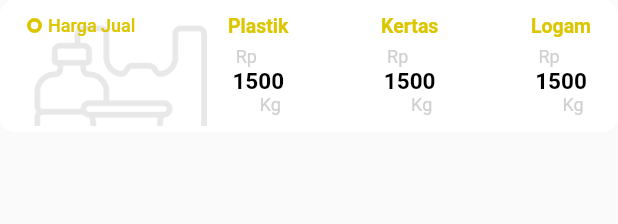
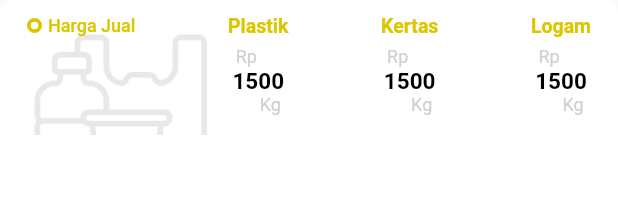
Before and after one commit to mfathonyramdhan/Bank-Sampah-App, a Flutter app: the GarbageCard widget shown alone on an empty page, opened directly, on a phone screen of 412 x 824 dp. Shown: the top 224 px of the screen. Run offline on Flutter 3.47's test engine with Material 2 defaults, Android fonts, the phone set to English and light mode, and no system bars; our stand-ins replace another_flushbar, bloc, cloud_firestore, equatable, firebase_auth, firebase_core and 4 more; missing offline and left inert: flutter_facebook_auth; accounts and stored records are empty; Roboto replaces fonts that are missing (OpenSans); project files that could hold a hidden picture were left out.

Commit message:
fix bug muti device

```diff
--- a/lib/services/social_services.dart
+++ b/lib/services/social_services.dart
@@ -61,7 +61,7 @@ class SocialServices {
   static Future<ResponseHandler> loginFacebook() async {
     try {
       final LoginResult loginResult = await FacebookAuth.instance.login(
-        loginBehavior: LoginBehavior.katanaOnly,
+        loginBehavior: LoginBehavior.webOnly,
       );
 
       if (loginResult.status == LoginStatus.cancelled) {
--- a/lib/ui/widgets/garbage_card.dart
+++ b/lib/ui/widgets/garbage_card.dart
@@ -17,7 +17,6 @@ class GarbageCard extends StatelessWidget {
   Widget build(BuildContext context) {
     return Container(
       width: deviceWidth(context),
-      height: 88,
       decoration: BoxDecoration(
         color: whitePure,
         borderRadius: BorderRadius.circular(10),
@@ -26,7 +25,7 @@ class GarbageCard extends StatelessWidget {
         children: [
           Padding(
             padding: const EdgeInsets.only(
-              top: 12,
+              top: 18,
             ),
             child: Image(
               height: 72,
@@ -35,6 +34,7 @@ class GarbageCard extends StatelessWidget {
             ),
           ),
           Container(
+            height: double.infinity,
             decoration: BoxDecoration(
               color: whitePure.withOpacity(0.7),
               borderRadius: BorderRadius.circular(10),
--- a/lib/utils/firebase_exception_util.dart
+++ b/lib/utils/firebase_exception_util.dart
@@ -21,6 +21,6 @@ String generateAuthMessage(String? exceptionCode) {
     case "invalid-credential":
       return "Kredensial Anda Tidak Valid";
     default:
-      return "Server Internal Sedang Bermasalah";
+      return "Autentikasi Dibatalkan";
   }
 }
```
